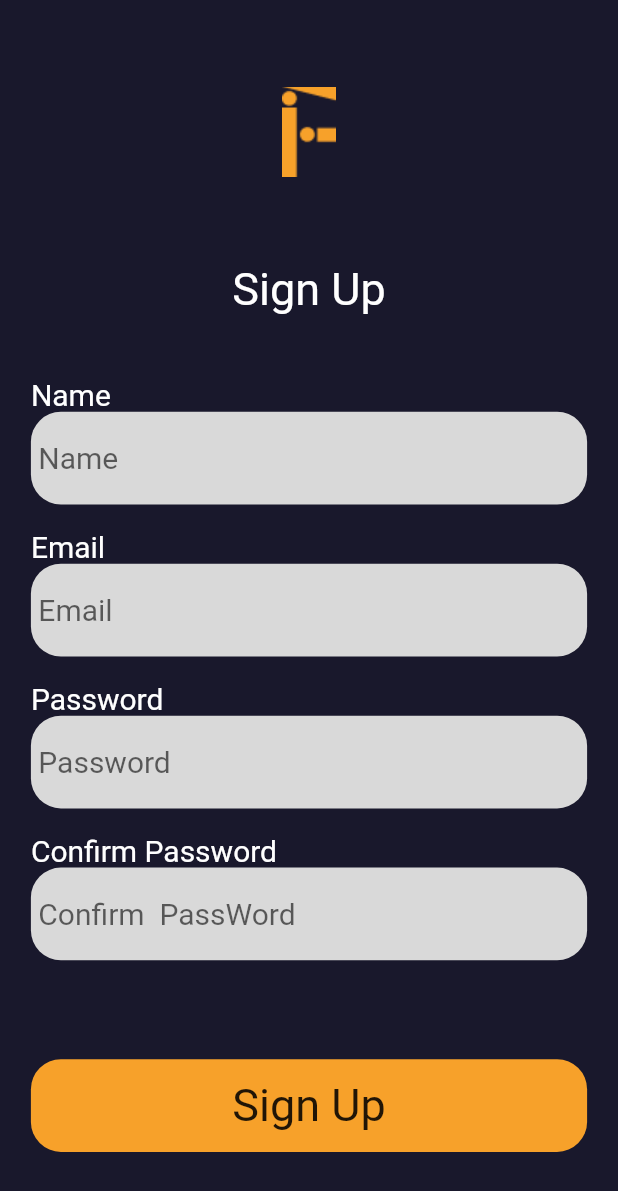
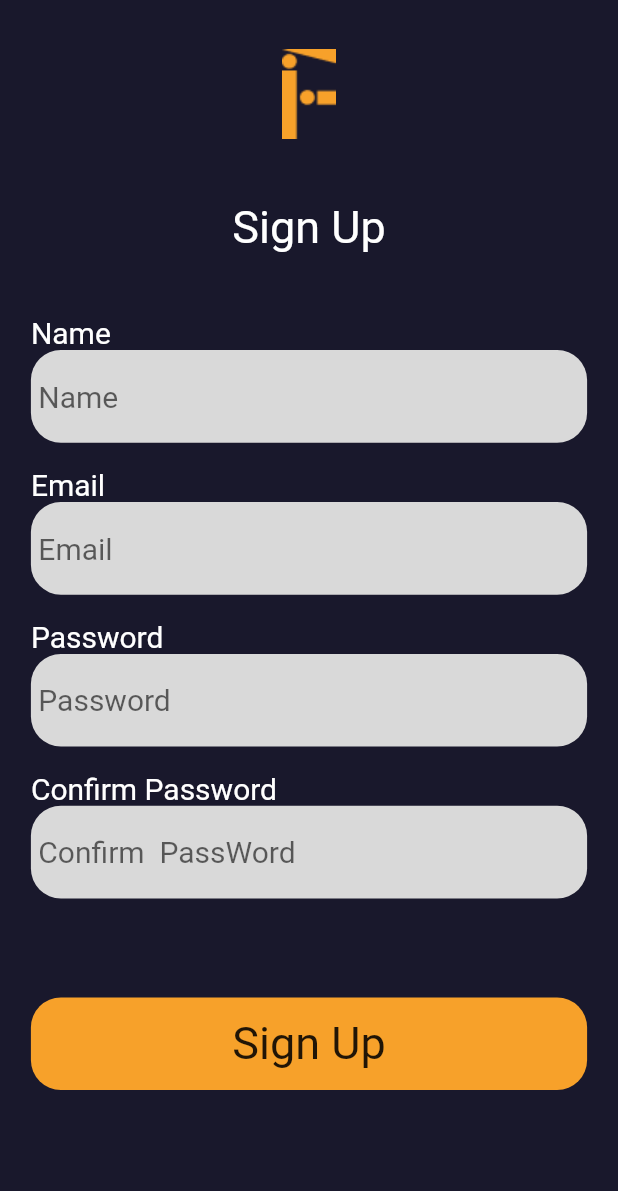
Before and after one commit to WilfredTagha/FlutterProjects, a Flutter app: the SignUp screen opened directly, on a phone screen of 412 x 824 dp. Shown: the top 1191 px of the screen. Run offline on Flutter 3.47's test engine with Material 2 defaults, Android fonts, the light colour scheme and no system bars; our stand-ins replace bloc, equatable, flutter_bloc, google_maps_flutter.

Commit message:
added Map

```diff
--- a/freehassleride/lib/main.dart
+++ b/freehassleride/lib/main.dart
@@ -1,6 +1,7 @@
 import 'package:flutter/material.dart';
 import 'package:flutter_bloc/flutter_bloc.dart';
 import 'package:freehassleride/bloc/home_bloc.dart';
+import 'package:freehassleride/ui/screens/home.dart';
 import 'package:freehassleride/ui/screens/log_in.dart';
 import 'package:freehassleride/ui/screens/otp_one.dart';
 import 'package:freehassleride/ui/screens/otp_two.dart';
@@ -33,7 +34,7 @@ class MyApp extends StatelessWidget {
           // is not restarted.
           //primarySwatch: Colors.orange,
           ),
-      home: const LogIn(),
+      home: const Home(),
     );
   }
 }
--- a/freehassleride/lib/ui/screens/sign_up.dart
+++ b/freehassleride/lib/ui/screens/sign_up.dart
@@ -29,11 +29,11 @@ class _SignUpState extends State<SignUp> {
                 //mainAxisAlignment: MainAxisAlignment.spaceBetween,
                 children: [
                   SizedBox(
-                    height: h * 0.07,
+                    height: h * 0.04,
                   ),
                   Image.asset("assets/Vector.png"),
                   SizedBox(
-                    height: h * 0.07,
+                    height: h * 0.05,
                   ),
                   const Text(
                     "Sign Up",
```
Also changed, not shown: freehassleride/lib/ui/screens/home.dart (added, +79 -0 lines), freehassleride/pubspec.yaml (+7 -0 lines), freehassleride/pubspec.lock, 4 other files.
